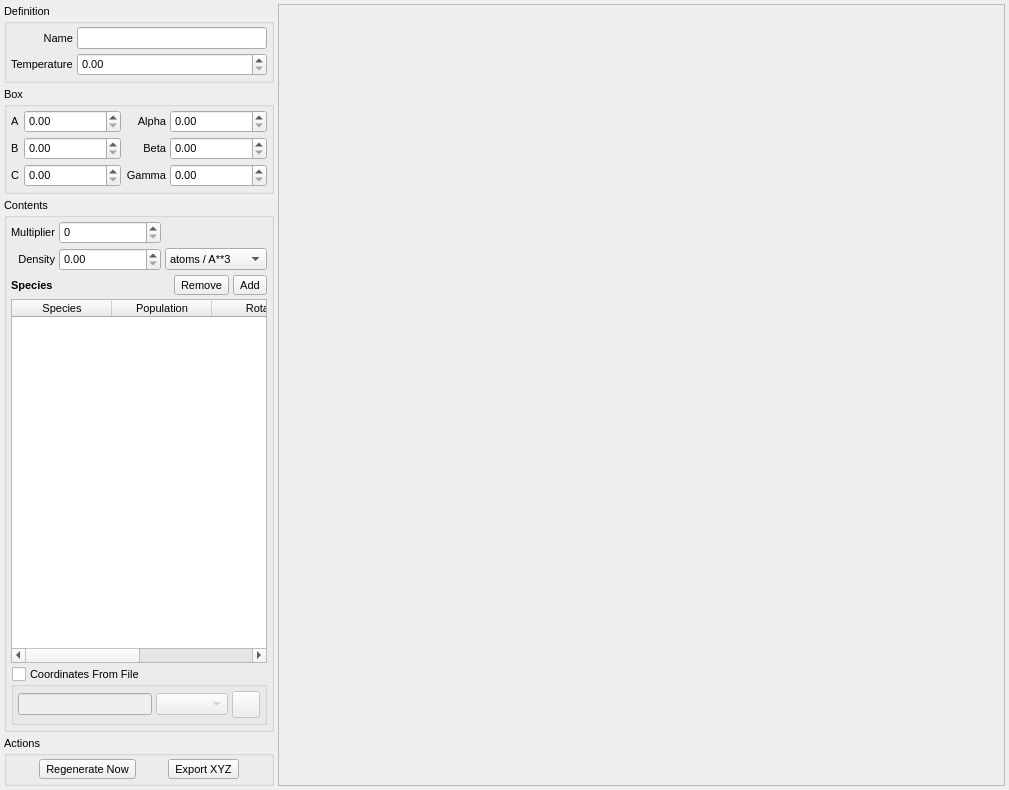
Qt form src/gui/configurationtab.ui (disorderedmaterials/dissolve) before a commit.
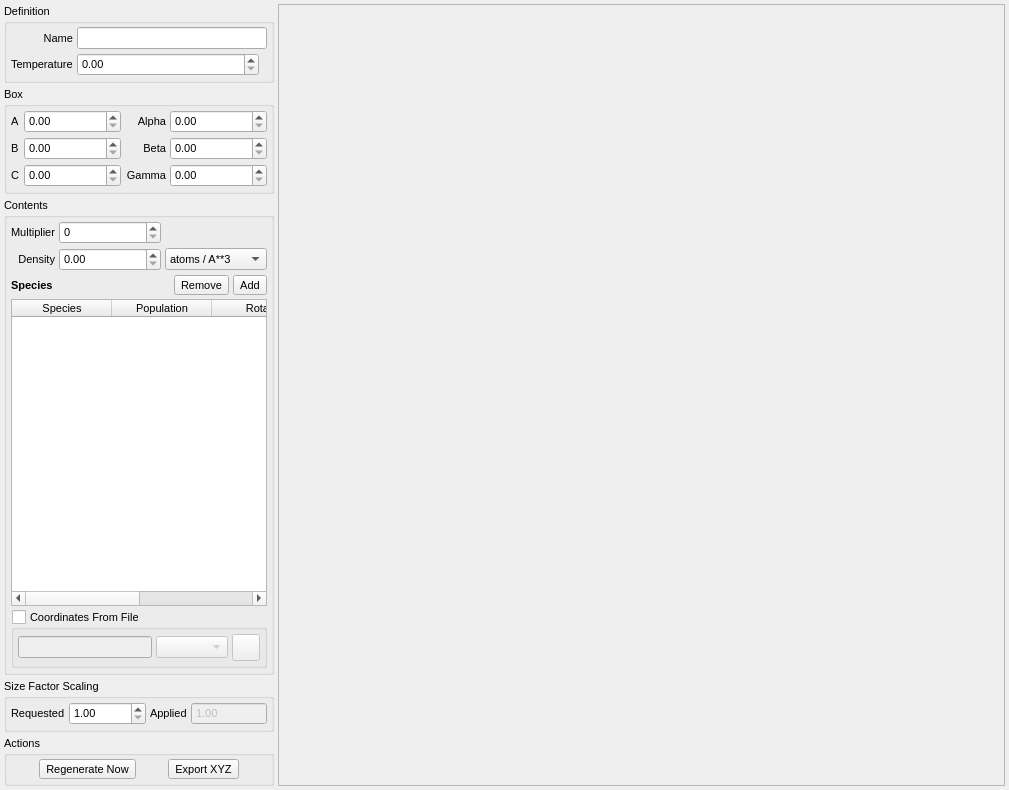
The same form after that commit. Icons and pictures are not drawn. Custom widgets are drawn as their Qt base class.

Commit message: Renamed Configuration::sizeFactor_ to requestedSizeFactor_ for clarity. Added display / setting of Configuration size factors in gui.

What changed in the file:
```diff
--- a/src/gui/configurationtab.ui
+++ b/src/gui/configurationtab.ui
@@ -62,6 +62,12 @@
         </property>
         <item row="0" column="0">
          <widget class="QLabel" name="label_2">
+          <property name="sizePolicy">
+           <sizepolicy hsizetype="Minimum" vsizetype="Preferred">
+            <horstretch>0</horstretch>
+            <verstretch>0</verstretch>
+           </sizepolicy>
+          </property>
           <property name="text">
            <string>Name</string>
           </property>
@@ -70,18 +76,31 @@
           </property>
          </widget>
         </item>
-        <item row="0" column="1">
-         <widget class="QLineEdit" name="NameEdit"/>
-        </item>
         <item row="1" column="0">
          <widget class="QLabel" name="label_3">
+          <property name="sizePolicy">
+           <sizepolicy hsizetype="Minimum" vsizetype="Preferred">
+            <horstretch>0</horstretch>
+            <verstretch>0</verstretch>
+           </sizepolicy>
+          </property>
           <property name="text">
            <string>Temperature</string>
           </property>
          </widget>
         </item>
         <item row="1" column="1">
-         <widget class="TExponentialSpin" name="TemperatureSpin"/>
+         <widget class="TExponentialSpin" name="TemperatureSpin">
+          <property name="sizePolicy">
+           <sizepolicy hsizetype="Expanding" vsizetype="Fixed">
+            <horstretch>0</horstretch>
+            <verstretch>0</verstretch>
+           </sizepolicy>
+          </property>
+         </widget>
+        </item>
+        <item row="0" column="1" colspan="3">
+         <widget class="QLineEdit" name="NameEdit"/>
         </item>
        </layout>
       </widget>
@@ -538,6 +557,97 @@
        </layout>
       </widget>
      </item>
+     <item>
+      <widget class="QGroupBox" name="SizeFactorGroup">
+       <property name="title">
+        <string>Size Factor Scaling</string>
+       </property>
+       <layout class="QGridLayout" name="gridLayout_4">
+        <property name="leftMargin">
+         <number>4</number>
+        </property>
+        <property name="topMargin">
+         <number>4</number>
+        </property>
+        <property name="rightMargin">
+         <number>4</number>
+        </property>
+        <property name="bottomMargin">
+         <number>4</number>
+        </property>
+        <property name="spacing">
+         <number>4</number>
+        </property>
+        <item row="0" column="0">
+         <widget class="QLabel" name="label_15">
+          <property name="sizePolicy">
+           <sizepolicy hsizetype="Minimum" vsizetype="Preferred">
+            <horstretch>0</horstretch>
+            <verstretch>0</verstretch>
+           </sizepolicy>
+          </property>
+          <property name="text">
+           <string>Requested</string>
+          </property>
+         </widget>
+        </item>
+        <item row="0" column="2">
+         <widget class="QLabel" name="label_16">
+          <property name="sizePolicy">
+           <sizepolicy hsizetype="Minimum" vsizetype="Preferred">
+            <horstretch>0</horstretch>
+            <verstretch>0</verstretch>
+           </sizepolicy>
+          </property>
+          <property name="text">
+           <string>Applied</string>
+          </property>
+         </widget>
+        </item>
+        <item row="0" column="1">
+         <widget class="TExponentialSpin" name="RequestedSizeFactorSpin">
+          <property name="sizePolicy">
+           <sizepolicy hsizetype="Expanding" vsizetype="Fixed">
+            <horstretch>0</horstretch>
+            <verstretch>0</verstretch>
+           </sizepolicy>
+          </property>
+          <property name="toolTip">
+           <string>Requested size factor scaling for the Configuration's Box and contents (will be applied at start of next iteration)</string>
+          </property>
+          <property name="minimum">
+           <double>1.000000000000000</double>
+          </property>
+         </widget>
+        </item>
+        <item row="0" column="3">
+         <widget class="TExponentialSpin" name="AppliedSizeFactorSpin">
+          <property name="enabled">
+           <bool>false</bool>
+          </property>
+          <property name="sizePolicy">
+           <sizepolicy hsizetype="Expanding" vsizetype="Fixed">
+            <horstretch>0</horstretch>
+            <verstretch>0</verstretch>
+           </sizepolicy>
+          </property>
+          <property name="toolTip">
+           <string>Current size factor scaling of the Configuration's Box and contents</string>
+          </property>
+          <property name="readOnly">
+           <bool>false</bool>
+          </property>
+          <property name="buttonSymbols">
+           <enum>QAbstractSpinBox::NoButtons</enum>
+          </property>
+          <property name="minimum">
+           <double>1.000000000000000</double>
+          </property>
+         </widget>
+        </item>
+       </layout>
+      </widget>
+     </item>
      <item>
       <widget class="QGroupBox" name="ActionsGroup">
        <property name="title">
```
The commit also changes 7 other files.
